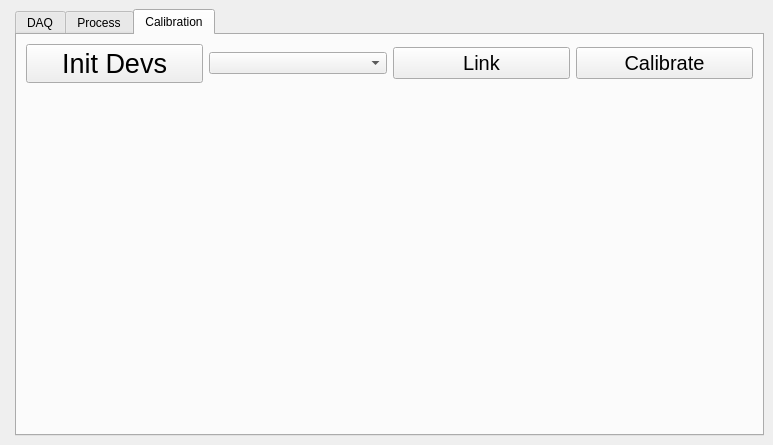
nogleo/datanog, file gui.ui: the form before one commit.
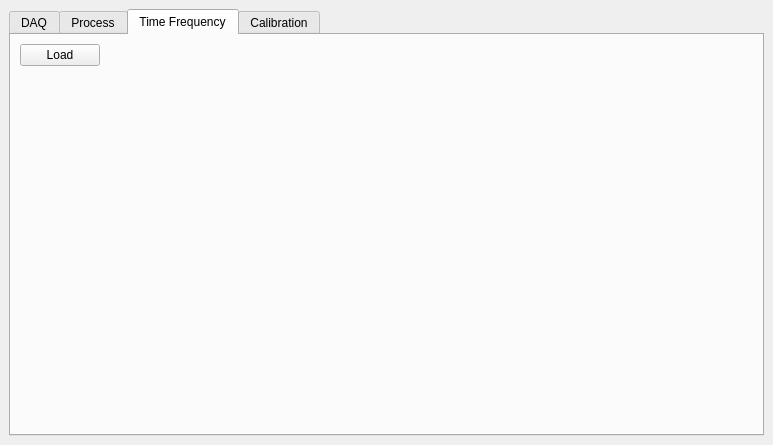
The form after the commit.

```diff
--- a/gui.ui
+++ b/gui.ui
@@ -38,8 +38,8 @@
      <verstretch>1</verstretch>
     </sizepolicy>
    </property>
-   <layout class="QFormLayout" name="formLayout">
-    <item row="1" column="1">
+   <layout class="QGridLayout" name="gridLayout_4">
+    <item row="0" column="1">
      <widget class="QTabWidget" name="tabWidget">
       <property name="sizePolicy">
        <sizepolicy hsizetype="Expanding" vsizetype="Expanding">
@@ -246,6 +246,54 @@
         </item>
        </layout>
       </widget>
+      <widget class="QWidget" name="tab_TF">
+       <attribute name="title">
+        <string>Time Frequency</string>
+       </attribute>
+       <layout class="QHBoxLayout" name="horizontalLayout_2">
+        <item>
+         <layout class="QVBoxLayout" name="verticalLayout_TF">
+          <item>
+           <layout class="QHBoxLayout" name="horizontalLayout_TF">
+            <item>
+             <widget class="QPushButton" name="loadbttn">
+              <property name="text">
+               <string>Load</string>
+              </property>
+             </widget>
+            </item>
+            <item>
+             <spacer name="horizontalSpacer_2">
+              <property name="orientation">
+               <enum>Qt::Horizontal</enum>
+              </property>
+              <property name="sizeHint" stdset="0">
+               <size>
+                <width>40</width>
+                <height>20</height>
+               </size>
+              </property>
+             </spacer>
+            </item>
+           </layout>
+          </item>
+          <item>
+           <spacer name="verticalSpacer_TF">
+            <property name="orientation">
+             <enum>Qt::Vertical</enum>
+            </property>
+            <property name="sizeHint" stdset="0">
+             <size>
+              <width>20</width>
+              <height>40</height>
+             </size>
+            </property>
+           </spacer>
+          </item>
+         </layout>
+        </item>
+       </layout>
+      </widget>
       <widget class="QWidget" name="tab_3">
        <property name="enabled">
         <bool>true</bool>
```
